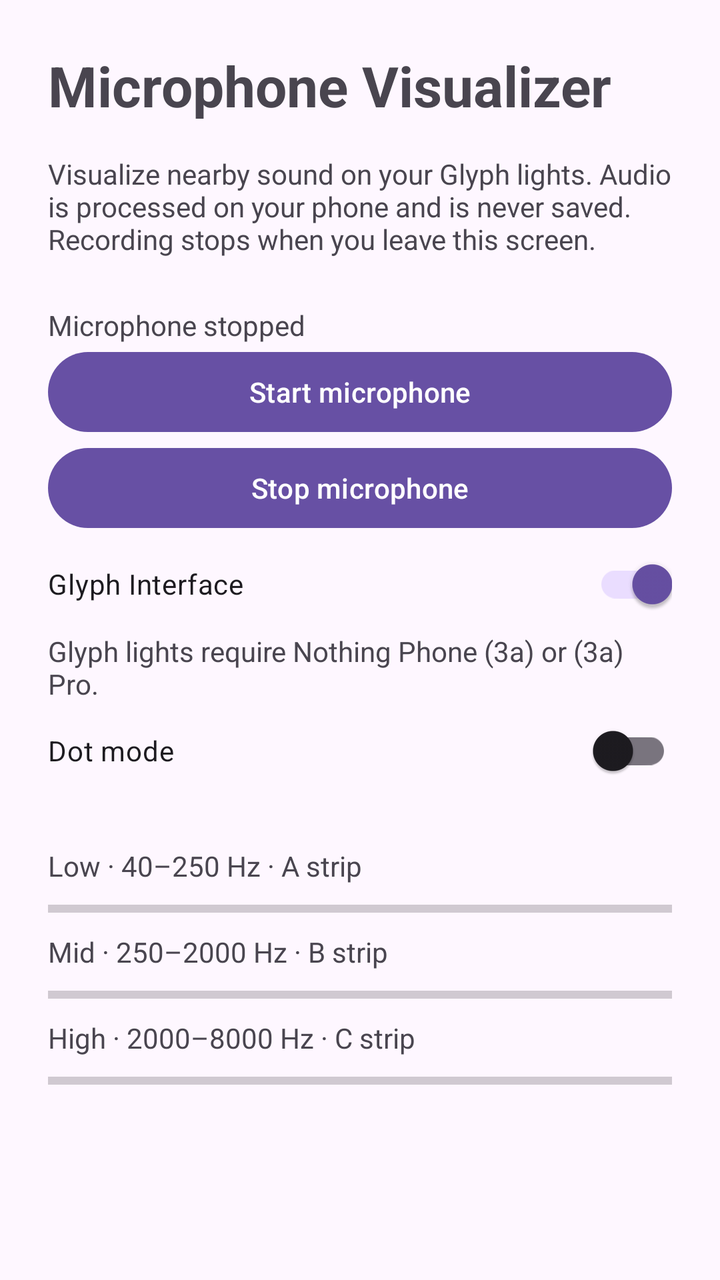
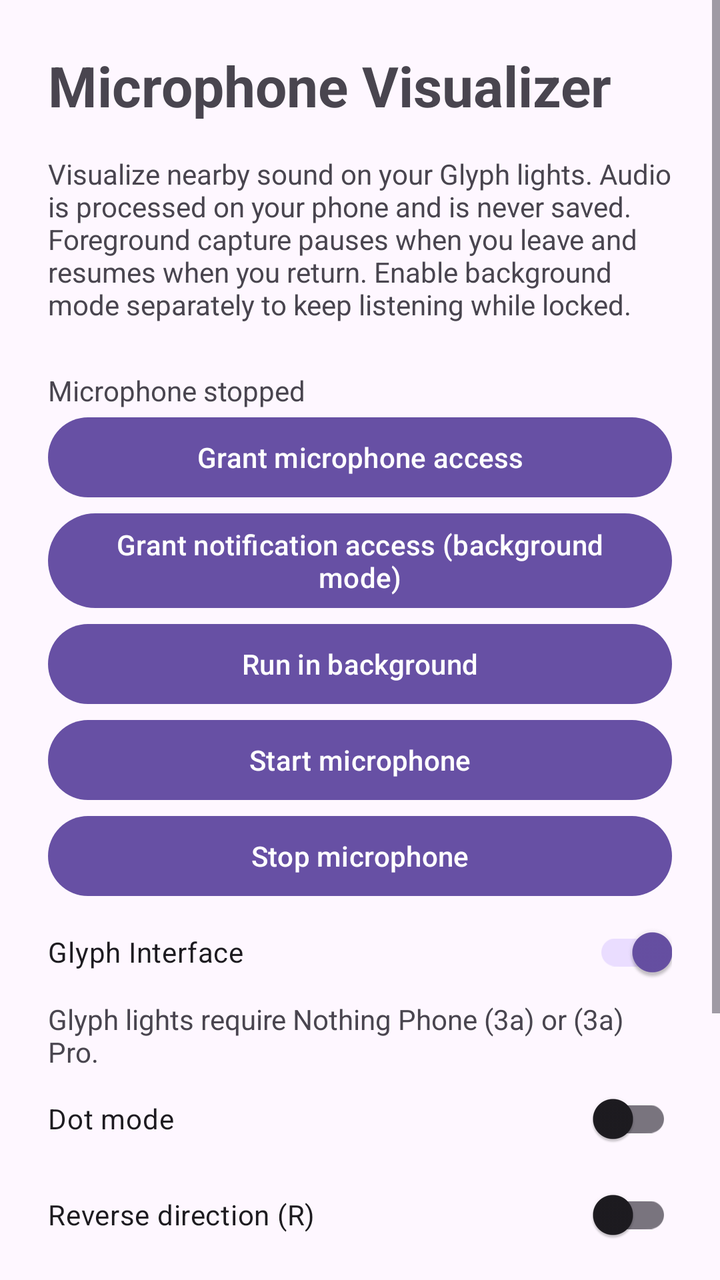

An Android layout rendered at two revisions. The XML below is the earlier revision; the diff shows what the commit changed to produce the second picture.
<!-- AndroidManifest.xml: application theme Theme.GlyphPlayer -->
<!-- res/layout/activity_microphone_visualizer.xml -->
<?xml version="1.0" encoding="utf-8"?>
<ScrollView xmlns:android="http://schemas.android.com/apk/res/android"
    android:layout_width="match_parent"
    android:layout_height="match_parent"
    android:fillViewport="true">
    <LinearLayout
        android:layout_width="match_parent"
        android:layout_height="wrap_content"
        android:orientation="vertical"
        android:padding="24dp">
        <TextView
            android:layout_width="match_parent"
            android:layout_height="wrap_content"
            android:text="@string/microphone_visualizer"
            android:textSize="28sp"
            android:textStyle="bold" />
        <TextView
            android:layout_width="match_parent"
            android:layout_height="wrap_content"
            android:layout_marginTop="16dp"
            android:text="@string/microphone_description" />
        <TextView
            android:id="@+id/tvMicrophoneStatus"
            android:layout_width="match_parent"
            android:layout_height="wrap_content"
            android:layout_marginTop="24dp"
            android:text="@string/microphone_stopped" />
        <Button
            android:id="@+id/btnStartMicrophone"
            android:layout_width="match_parent"
            android:layout_height="wrap_content"
            android:text="@string/microphone_start" />
        <Button
            android:id="@+id/btnStopMicrophone"
            android:layout_width="match_parent"
            android:layout_height="wrap_content"
            android:text="@string/microphone_stop" />
        <androidx.appcompat.widget.SwitchCompat
            android:id="@+id/switchGlyph"
            android:layout_width="match_parent"
            android:layout_height="wrap_content"
            android:minHeight="48dp"
            android:checked="true"
            android:text="@string/glyph_interface" />
        <TextView
            android:id="@+id/tvGlyphStatus"
            android:layout_width="match_parent"
            android:layout_height="wrap_content"
            android:text="@string/glyph_supported_devices" />
        <androidx.appcompat.widget.SwitchCompat
            android:id="@+id/switchDot"
            android:layout_width="match_parent"
            android:layout_height="wrap_content"
            android:minHeight="48dp"
            android:text="@string/glyph_dot_mode" />
        <TextView
            android:layout_width="match_parent"
            android:layout_height="wrap_content"
            android:layout_marginTop="24dp"
            android:text="@string/microphone_low" />
        <ProgressBar
            android:id="@+id/levelLow"
            style="?android:attr/progressBarStyleHorizontal"
            android:layout_width="match_parent"
            android:layout_height="24dp"
            android:max="100" />
        <TextView
            android:layout_width="match_parent"
            android:layout_height="wrap_content"
            android:text="@string/microphone_mid" />
        <ProgressBar
            android:id="@+id/levelMid"
            style="?android:attr/progressBarStyleHorizontal"
            android:layout_width="match_parent"
            android:layout_height="24dp"
            android:max="100" />
        <TextView
            android:layout_width="match_parent"
            android:layout_height="wrap_content"
            android:text="@string/microphone_high" />
        <ProgressBar
            android:id="@+id/levelHigh"
            style="?android:attr/progressBarStyleHorizontal"
            android:layout_width="match_parent"
            android:layout_height="24dp"
            android:max="100" />
    </LinearLayout>
</ScrollView>
<!-- resources referenced by this layout -->
<resources>
  <string name="glyph_dot_mode">Dot mode</string>
  <string name="glyph_interface">Glyph Interface</string>
  <string name="glyph_supported_devices">Glyph lights require Nothing Phone (3a) or (3a) Pro.</string>
  <string name="microphone_description">Visualize nearby sound on your Glyph lights. Audio is processed on your phone and is never saved. Recording stops when you leave this screen.</string>
  <string name="microphone_high">High · 2000–8000 Hz · C strip</string>
  <string name="microphone_low">Low · 40–250 Hz · A strip</string>
  <string name="microphone_mid">Mid · 250–2000 Hz · B strip</string>
  <string name="microphone_start">Start microphone</string>
  <string name="microphone_stop">Stop microphone</string>
  <string name="microphone_stopped">Microphone stopped</string>
  <string name="microphone_visualizer">Microphone Visualizer</string>
  <style name="Theme.GlyphPlayer" parent="Base.Theme.GlyphPlayer" />
  <style name="Base.Theme.GlyphPlayer" parent="Theme.Material3.DayNight.NoActionBar">
          
          
      </style>
</resources>

<!-- the commit's change to res/layout/activity_microphone_visualizer.xml (unified diff, before → after) -->
@@ -26,6 +26,21 @@
             android:layout_marginTop="24dp"
             android:text="@string/microphone_stopped" />
         <Button
+            android:id="@+id/btnGrantMicrophone"
+            android:layout_width="match_parent"
+            android:layout_height="wrap_content"
+            android:text="@string/grant_microphone" />
+        <Button
+            android:id="@+id/btnGrantNotifications"
+            android:layout_width="match_parent"
+            android:layout_height="wrap_content"
+            android:text="@string/grant_notifications" />
+        <Button
+            android:id="@+id/btnBackground"
+            android:layout_width="match_parent"
+            android:layout_height="wrap_content"
+            android:text="@string/microphone_background_enable" />
+        <Button
             android:id="@+id/btnStartMicrophone"
             android:layout_width="match_parent"
             android:layout_height="wrap_content"
@@ -53,6 +68,12 @@
             android:layout_height="wrap_content"
             android:minHeight="48dp"
             android:text="@string/glyph_dot_mode" />
+        <androidx.appcompat.widget.SwitchCompat
+            android:id="@+id/switchReverse"
+            android:layout_width="match_parent"
+            android:layout_height="wrap_content"
+            android:minHeight="48dp"
+            android:text="@string/glyph_reverse" />
         <TextView
             android:layout_width="match_parent"
             android:layout_height="wrap_content"
<!-- resource entries referenced after the edit -->
@@ -2,8 +2,12 @@
 <resources>
   <string name="glyph_dot_mode">Dot mode</string>
   <string name="glyph_interface">Glyph Interface</string>
+  <string name="glyph_reverse">Reverse direction (R)</string>
   <string name="glyph_supported_devices">Glyph lights require Nothing Phone (3a) or (3a) Pro.</string>
-  <string name="microphone_description">Visualize nearby sound on your Glyph lights. Audio is processed on your phone and is never saved. Recording stops when you leave this screen.</string>
+  <string name="grant_microphone">Grant microphone access</string>
+  <string name="grant_notifications">Grant notification access (background mode)</string>
+  <string name="microphone_background_enable">Run in background</string>
+  <string name="microphone_description">Visualize nearby sound on your Glyph lights. Audio is processed on your phone and is never saved. Foreground capture pauses when you leave and resumes when you return. Enable background mode separately to keep listening while locked.</string>
   <string name="microphone_high">High · 2000–8000 Hz · C strip</string>
   <string name="microphone_low">Low · 40–250 Hz · A strip</string>
   <string name="microphone_mid">Mid · 250–2000 Hz · B strip</string>
